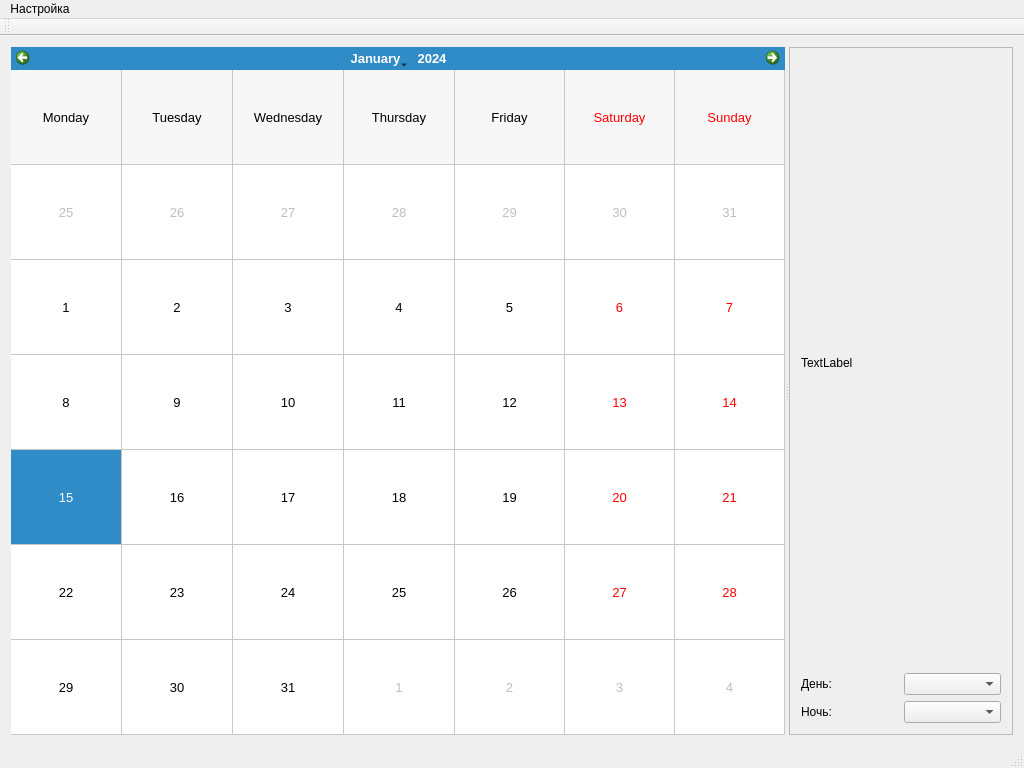
Old version of the form mainwindow.ui in the repository rust3128/HotlineSchedule.
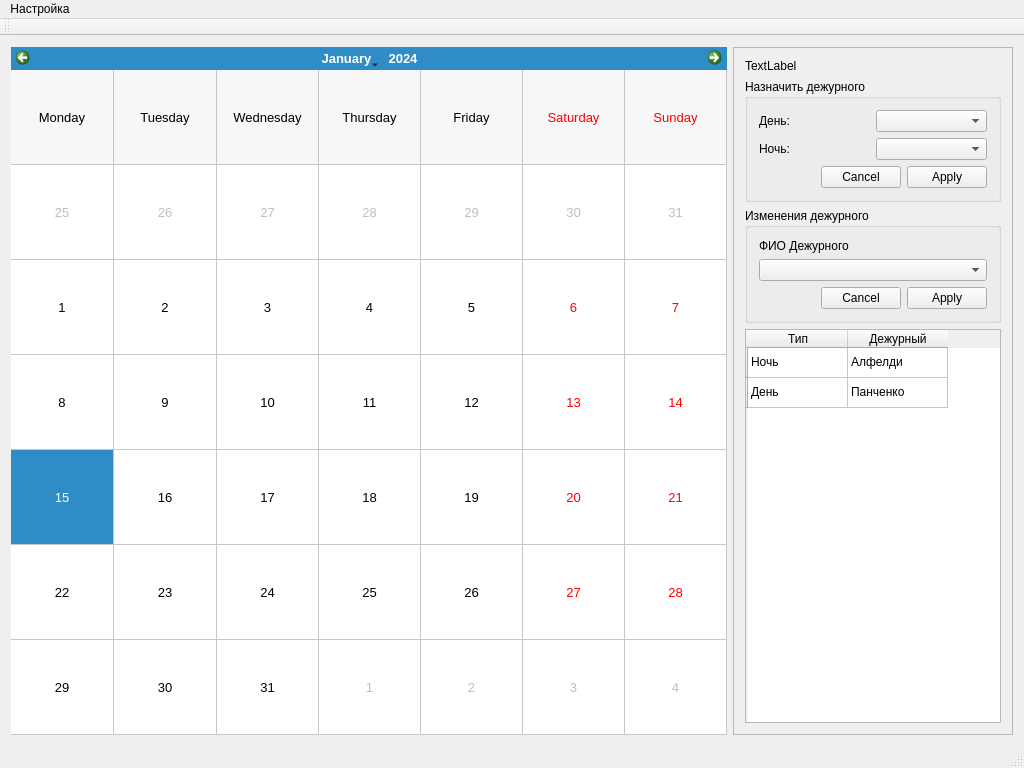
New version of the form. Custom widgets are drawn as their Qt base class.

The edit to the form file:
```diff
--- a/mainwindow.ui
+++ b/mainwindow.ui
@@ -14,12 +14,8 @@
    <string>график Дежурств</string>
   </property>
   <widget class="QWidget" name="centralWidget">
-   <layout class="QGridLayout" name="gridLayout_2">
+   <layout class="QGridLayout" name="gridLayout_4" columnstretch="1,0">
     <item row="0" column="0">
-     <widget class="QSplitter" name="splitter">
-      <property name="orientation">
-       <enum>Qt::Horizontal</enum>
-      </property>
       <widget class="MyCalendarWidget" name="calendarWidget">
        <property name="font">
         <font>
@@ -36,6 +32,8 @@
         <enum>QCalendarWidget::NoVerticalHeader</enum>
        </property>
       </widget>
+    </item>
+    <item row="0" column="1">
       <widget class="QFrame" name="frame">
        <property name="frameShape">
         <enum>QFrame::StyledPanel</enum>
@@ -43,7 +41,7 @@
        <property name="frameShadow">
         <enum>QFrame::Raised</enum>
        </property>
-       <layout class="QGridLayout" name="gridLayout">
+      <layout class="QGridLayout" name="gridLayout_2">
         <item row="0" column="0">
          <widget class="QLabel" name="label">
           <property name="text">
@@ -51,28 +49,113 @@
           </property>
          </widget>
         </item>
+       <item row="3" column="0">
+        <widget class="QTableWidget" name="tableWidget">
+         <row>
+          <property name="text">
+           <string/>
+          </property>
+         </row>
+         <row>
+          <property name="text">
+           <string/>
+          </property>
+         </row>
+         <column>
+          <property name="text">
+           <string>Тип</string>
+          </property>
+         </column>
+         <column>
+          <property name="text">
+           <string>Дежурный</string>
+          </property>
+         </column>
+         <item row="0" column="0">
+          <property name="text">
+           <string>Ночь</string>
+          </property>
+         </item>
+         <item row="0" column="1">
+          <property name="text">
+           <string>Алфелди</string>
+          </property>
+         </item>
         <item row="1" column="0">
-         <widget class="QLabel" name="label_2">
           <property name="text">
-           <string>День:</string>
+           <string>День</string>
           </property>
-         </widget>
         </item>
         <item row="1" column="1">
+          <property name="text">
+           <string>Панченко</string>
+          </property>
+         </item>
+        </widget>
+       </item>
+       <item row="2" column="0">
+        <widget class="QGroupBox" name="groupBox">
+         <property name="title">
+          <string>Изменения дежурного</string>
+         </property>
+         <layout class="QGridLayout" name="gridLayout">
+          <item row="1" column="0">
          <widget class="QComboBox" name="comboBox"/>
         </item>
+          <item row="0" column="0">
+           <widget class="QLabel" name="label_2">
+            <property name="text">
+             <string>ФИО Дежурного</string>
+            </property>
+           </widget>
+          </item>
         <item row="2" column="0">
+           <widget class="QDialogButtonBox" name="buttonBox">
+            <property name="standardButtons">
+             <set>QDialogButtonBox::Apply|QDialogButtonBox::Cancel</set>
+            </property>
+           </widget>
+          </item>
+         </layout>
+        </widget>
+       </item>
+       <item row="1" column="0">
+        <widget class="QGroupBox" name="groupBox_2">
+         <property name="title">
+          <string>Назначить дежурного</string>
+         </property>
+         <layout class="QGridLayout" name="gridLayout_3">
+          <item row="0" column="0">
          <widget class="QLabel" name="label_3">
           <property name="text">
-           <string>Ночь:</string>
+             <string>День:</string>
           </property>
          </widget>
         </item>
-        <item row="2" column="1">
+          <item row="0" column="1">
          <widget class="QComboBox" name="comboBox_2"/>
         </item>
-       </layout>
-      </widget>
+          <item row="1" column="0">
+           <widget class="QLabel" name="label_4">
+            <property name="text">
+             <string>Ночь:</string>
+            </property>
+           </widget>
+          </item>
+          <item row="1" column="1">
+           <widget class="QComboBox" name="comboBox_3"/>
+          </item>
+          <item row="2" column="0" colspan="2">
+           <widget class="QDialogButtonBox" name="buttonBox_2">
+            <property name="standardButtons">
+             <set>QDialogButtonBox::Apply|QDialogButtonBox::Cancel</set>
+            </property>
+           </widget>
+          </item>
+         </layout>
+        </widget>
+       </item>
+      </layout>
      </widget>
     </item>
    </layout>
```
Lines whose indentation alone changed are shown as unchanged.
